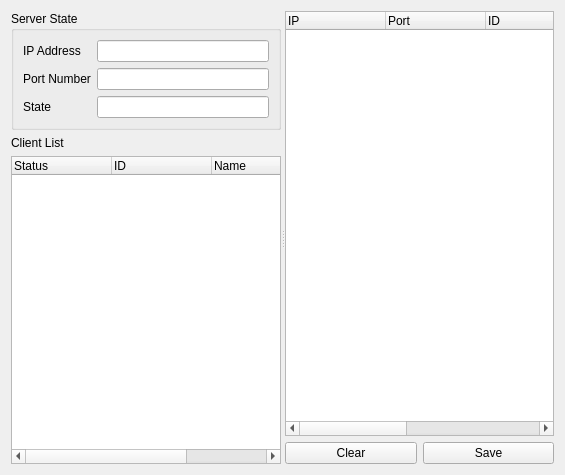
This is CSApp/chatserverform.ui in Jeong77777/Project_ClientChatManagementProgram_Qt as Qt 5 draws it before an edit. The edited form follows.
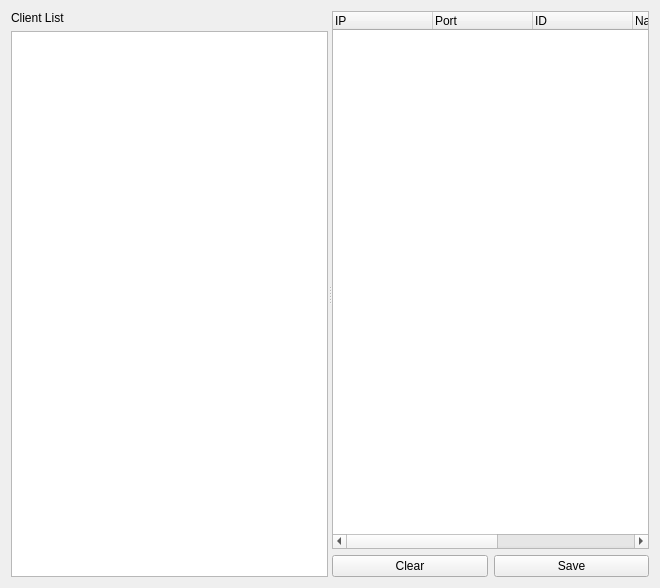
This is the edited form.

```diff
--- a/CSApp/chatserverform.ui
+++ b/CSApp/chatserverform.ui
@@ -6,8 +6,8 @@
    <rect>
     <x>0</x>
     <y>0</y>
-    <width>565</width>
-    <height>475</height>
+     <width>660</width>
+     <height>588</height>
    </rect>
   </property>
   <property name="windowTitle">
@@ -21,57 +21,6 @@
      </property>
      <widget class="QWidget" name="layoutWidget">
       <layout class="QVBoxLayout" name="clientListVerticalLayout">
-       <item>
-        <widget class="QGroupBox" name="groupBox">
-         <property name="title">
-          <string>Server State</string>
-         </property>
-         <layout class="QFormLayout" name="formLayout">
-          <item row="0" column="0">
-           <widget class="QLabel" name="ipAddrLabel">
-            <property name="text">
-             <string>IP Address</string>
-            </property>
-           </widget>
-          </item>
-          <item row="0" column="1">
-           <widget class="QLineEdit" name="ipAddrLineEdit">
-            <property name="readOnly">
-             <bool>true</bool>
-            </property>
-           </widget>
-          </item>
-          <item row="1" column="0">
-           <widget class="QLabel" name="portNumLabel">
-            <property name="text">
-             <string>Port Number</string>
-            </property>
-           </widget>
-          </item>
-          <item row="1" column="1">
-           <widget class="QLineEdit" name="portNumLineEdit">
-            <property name="readOnly">
-             <bool>true</bool>
-            </property>
-           </widget>
-          </item>
-          <item row="2" column="0">
-           <widget class="QLabel" name="stateLabel">
-            <property name="text">
-             <string>State</string>
-            </property>
-           </widget>
-          </item>
-          <item row="2" column="1">
-           <widget class="QLineEdit" name="stateLineEdit">
-            <property name="readOnly">
-             <bool>true</bool>
-            </property>
-           </widget>
-          </item>
-         </layout>
-        </widget>
-       </item>
        <item>
         <widget class="QLabel" name="clientListLabel">
          <property name="text">
@@ -88,28 +37,18 @@
           <bool>false</bool>
          </property>
          <property name="headerHidden">
-          <bool>false</bool>
+           <bool>true</bool>
          </property>
          <column>
           <property name="text">
            <string>Status</string>
           </property>
          </column>
-         <column>
-          <property name="text">
-           <string>ID</string>
-          </property>
-         </column>
          <column>
           <property name="text">
            <string>Name</string>
           </property>
          </column>
-         <column>
-          <property name="text">
-           <string>Phone Number</string>
-          </property>
-         </column>
         </widget>
        </item>
        <item>
```
Left out of the diff: 4 changed lines with no effect on the pictures. Lines whose indentation alone changed are shown as unchanged.
